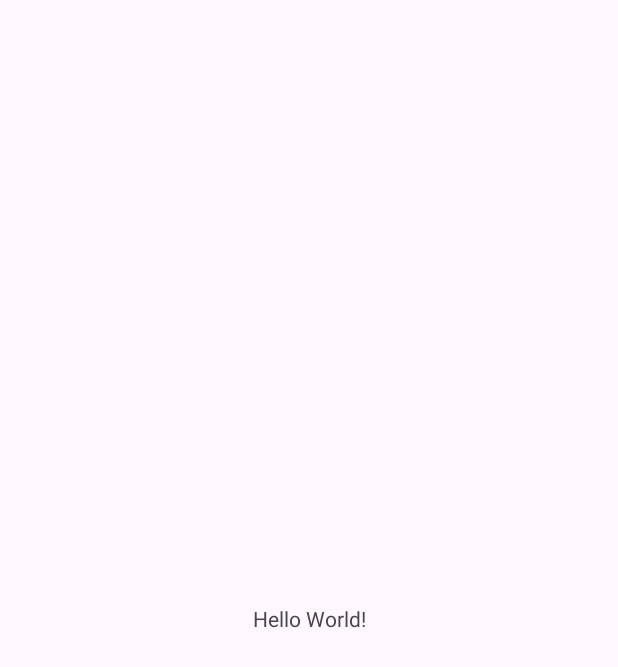
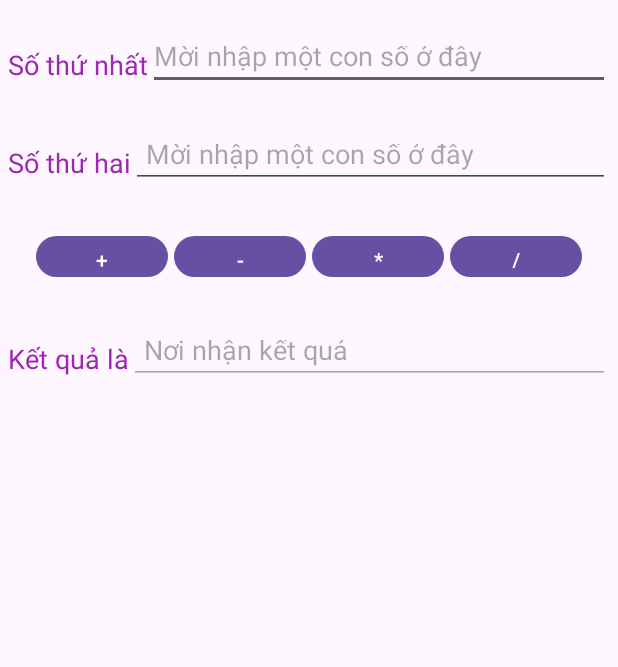
Before and after one commit to nguyendinhnguyen1/64131538-AndroidProgramming, an Android app: the screen it shows after launch (MainActivity), on a phone screen of 412 x 824 dp. Before the commit the part shown is almost empty. Shown: the top 667 px of the screen. Run offline under Robolectric (Android 15) with nearby library versions, the phone set to English and light mode, and no system bars.

Commit message:
đã làm xong Ex3 và Ex4

```diff
--- a/Ex3_SimpleSumApp/app/src/main/res/layout/activity_main.xml
+++ b/Ex3_SimpleSumApp/app/src/main/res/layout/activity_main.xml
@@ -2,16 +2,16 @@
 <androidx.constraintlayout.widget.ConstraintLayout xmlns:android="http://schemas.android.com/apk/res/android"
     xmlns:app="http://schemas.android.com/apk/res-auto"
     xmlns:tools="http://schemas.android.com/tools"
+    android:id="@+id/main"
     android:layout_width="match_parent"
     android:layout_height="match_parent"
-    tools:context=".MainActivity">
-
+    tools:context=".MainActivity" >
 
     <TextView
         android:id="@+id/textView"
         android:layout_width="wrap_content"
         android:layout_height="wrap_content"
-        android:layout_marginStart="50dp"
+        android:layout_marginStart="60dp"
         android:layout_marginTop="50dp"
         android:text="a:"
         app:layout_constraintStart_toStartOf="parent"
@@ -19,33 +19,33 @@
 
     <EditText
         android:id="@+id/edtA"
-        android:layout_width="274dp"
-        android:layout_height="40dp"
-        android:layout_marginStart="10dp"
-        android:layout_marginTop="32dp"
+        android:layout_width="0dp"
+        android:layout_height="wrap_content"
+        android:layout_marginStart="5dp"
+        android:layout_marginTop="29dp"
         android:ems="10"
         android:inputType="text"
-        app:layout_constraintStart_toEndOf="@id/textView"
+        app:layout_constraintStart_toEndOf="@+id/textView"
         app:layout_constraintTop_toTopOf="parent" />
 
     <TextView
         android:id="@+id/textView2"
-        android:layout_width="wrap_content"
-        android:layout_height="wrap_content"
-        android:layout_marginStart="50dp"
-        android:layout_marginTop="30dp"
+        android:layout_width="10dp"
+        android:layout_height="20dp"
+        android:layout_marginStart="60dp"
+        android:layout_marginTop="42dp"
         android:text="b:"
         app:layout_constraintStart_toStartOf="parent"
         app:layout_constraintTop_toBottomOf="@+id/textView" />
 
     <EditText
         android:id="@+id/edtB"
-        android:layout_width="274dp"
-        android:layout_height="40dp"
-        android:layout_marginStart="10dp"
-        android:layout_marginTop="5dp"
+        android:layout_width="0dp"
+        android:layout_height="wrap_content"
+        android:layout_marginStart="5dp"
+        android:layout_marginTop="16dp"
         android:ems="10"
-        android:inputType="text"
+        android:inputType="number"
         app:layout_constraintStart_toEndOf="@+id/textView2"
         app:layout_constraintTop_toBottomOf="@+id/edtA" />
 
@@ -53,32 +53,34 @@
         android:id="@+id/btnCong"
         android:layout_width="wrap_content"
         android:layout_height="wrap_content"
-        android:layout_marginStart="121dp"
+        android:layout_marginStart="113dp"
+        android:layout_marginTop="32dp"
         android:layout_marginEnd="121dp"
-        android:text="Tính Tổng"
+        android:onClick="XuLyCong"
+        android:text="TÍNH TỔNG"
         app:layout_constraintEnd_toEndOf="parent"
+        app:layout_constraintHorizontal_bias="0.109"
         app:layout_constraintStart_toStartOf="parent"
-        tools:layout_editor_absoluteY="132dp" />
+        app:layout_constraintTop_toBottomOf="@+id/edtB" />
 
     <TextView
         android:id="@+id/textView3"
         android:layout_width="wrap_content"
         android:layout_height="wrap_content"
-        android:layout_marginStart="15dp"
-        android:layout_marginTop="40dp"
+        android:layout_marginStart="18dp"
+        android:layout_marginTop="30dp"
         android:text="Kết quả:"
         app:layout_constraintStart_toStartOf="parent"
         app:layout_constraintTop_toBottomOf="@+id/btnCong" />
 
     <EditText
-        android:id="@+id/editTextText3"
+        android:id="@+id/edtKQ"
         android:layout_width="wrap_content"
         android:layout_height="wrap_content"
         android:layout_marginStart="5dp"
-        android:layout_marginTop="20dp"
+        android:layout_marginTop="14dp"
         android:ems="10"
-        android:inputType="text"
+        android:inputType="number"
         app:layout_constraintStart_toEndOf="@+id/textView3"
         app:layout_constraintTop_toBottomOf="@+id/btnCong" />
-
 </androidx.constraintlayout.widget.ConstraintLayout>
--- a/Ex4_AddSubMulDiv_Onclick/app/src/main/res/layout/activity_main.xml
+++ b/Ex4_AddSubMulDiv_Onclick/app/src/main/res/layout/activity_main.xml
@@ -1,19 +1,120 @@
 <?xml version="1.0" encoding="utf-8"?>
-<androidx.constraintlayout.widget.ConstraintLayout xmlns:android="http://schemas.android.com/apk/res/android"
+<LinearLayout xmlns:android="http://schemas.android.com/apk/res/android"
     xmlns:app="http://schemas.android.com/apk/res-auto"
     xmlns:tools="http://schemas.android.com/tools"
     android:id="@+id/main"
     android:layout_width="match_parent"
     android:layout_height="match_parent"
-    tools:context=".MainActivity">
+    android:orientation="vertical"
+    tools:context=".MainActivity" >
 
-    <TextView
-        android:layout_width="wrap_content"
-        android:layout_height="wrap_content"
-        android:text="Hello World!"
-        app:layout_constraintBottom_toBottomOf="parent"
-        app:layout_constraintEnd_toEndOf="parent"
-        app:layout_constraintStart_toStartOf="parent"
-        app:layout_constraintTop_toTopOf="parent" />
+    <LinearLayout
+        android:layout_width="match_parent"
+        android:padding="5dp"
+        android:orientation="horizontal"
+        android:layout_marginTop="15dp"
+        android:layout_height="50dp">
+        <TextView
+            android:layout_width="wrap_content"
+            android:layout_height="wrap_content"
+            android:text="Số thứ nhất"
+            android:textSize="18dp"
+            android:textColor="#9C27B0" />
 
-</androidx.constraintlayout.widget.ConstraintLayout>
+        <EditText
+            android:id="@+id/edtSo1"
+            android:layout_width="match_parent"
+            android:layout_height="wrap_content"
+            android:hint="Mời nhập một con số ở đây"
+            tools:ignore="TouchTargetSizeCheck" />
+    </LinearLayout>
+    <LinearLayout
+        android:layout_width="match_parent"
+        android:padding="5dp"
+        android:orientation="horizontal"
+        android:layout_marginTop="15dp"
+        android:layout_height="50dp">
+        <TextView
+            android:layout_width="wrap_content"
+            android:layout_height="wrap_content"
+            android:text="Số thứ hai"
+            android:textSize="18dp"
+            android:textColor="#9C27B0" />
+
+        <EditText
+            android:id="@+id/edtSo2"
+            android:paddingLeft="10dp"
+            android:layout_width="match_parent"
+            android:layout_height="wrap_content"
+            android:hint="Mời nhập một con số ở đây"
+            tools:ignore="TouchTargetSizeCheck" />
+    </LinearLayout>
+
+    <LinearLayout
+        android:layout_width="match_parent"
+        android:padding="5dp"
+        android:orientation="horizontal"
+        android:layout_marginTop="15dp"
+        android:layout_height="50dp"
+        android:gravity="center_horizontal">
+
+        <Button
+            android:id="@+id/btnCong"
+            android:layout_width="wrap_content"
+            android:layout_height="wrap_content"
+            android:layout_margin="2dp"
+            android:text="+"
+            android:onClick="XuLyCong"
+            tools:ignore="TouchTargetSizeCheck" />
+
+        <Button
+            android:id="@+id/btnTru"
+            android:layout_width="wrap_content"
+            android:layout_height="wrap_content"
+            android:layout_margin="2dp"
+            android:text="-"
+            android:onClick="XuLyTru"
+            tools:ignore="TouchTargetSizeCheck" />
+
+        <Button
+            android:id="@+id/btnNhan"
+            android:layout_width="wrap_content"
+            android:layout_height="wrap_content"
+            android:layout_margin="2dp"
+            android:text="*"
+            android:onClick="XuLyNhan"
+            tools:ignore="TouchTargetSizeCheck" />
+
+        <Button
+            android:id="@+id/btnChia"
+            android:layout_width="wrap_content"
+            android:layout_height="wrap_content"
+            android:layout_margin="2dp"
+            android:text="/"
+            android:onClick="XuLyChia"
+            tools:ignore="TouchTargetSizeCheck" />
+    </LinearLayout>
+
+    <LinearLayout
+        android:layout_width="match_parent"
+        android:padding="5dp"
+        android:orientation="horizontal"
+        android:layout_marginTop="15dp"
+        android:layout_height="50dp">
+        <TextView
+            android:layout_width="wrap_content"
+            android:layout_height="wrap_content"
+            android:text="Kết quả là"
+            android:textSize="18dp"
+            android:textColor="#9C27B0" />
+
+        <EditText
+            android:id="@+id/edtKetQua"
+            android:paddingLeft="10dp"
+            android:layout_width="match_parent"
+            android:layout_height="wrap_content"
+            android:hint="Nơi nhận kết quả"
+            android:enabled="false"
+            tools:ignore="TouchTargetSizeCheck" />
+    </LinearLayout>
+</LinearLayout>
```
